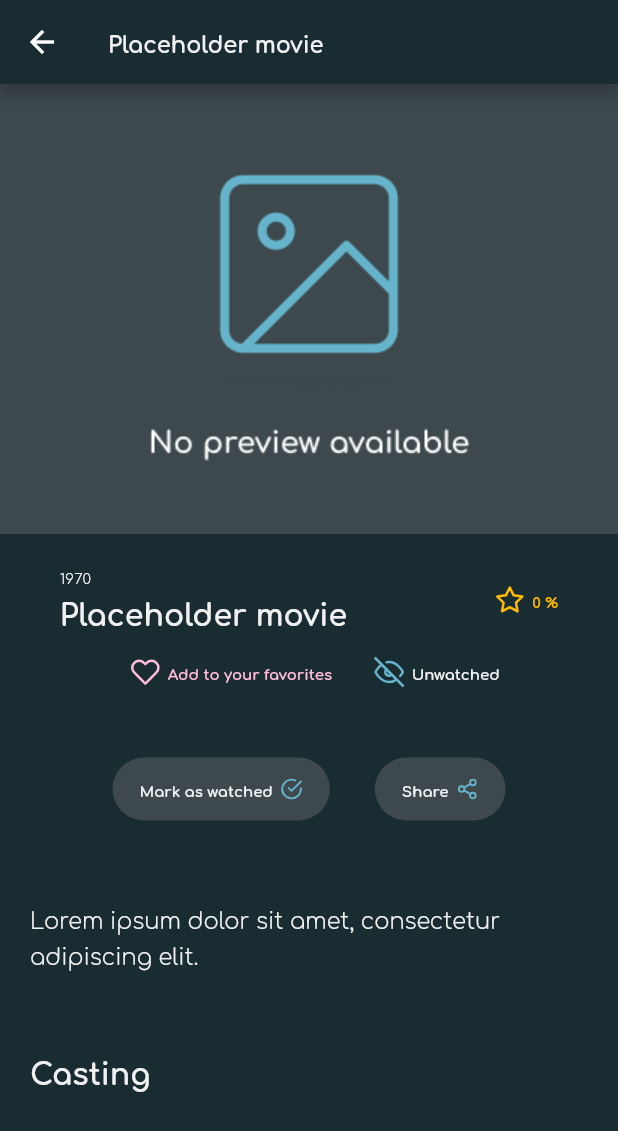
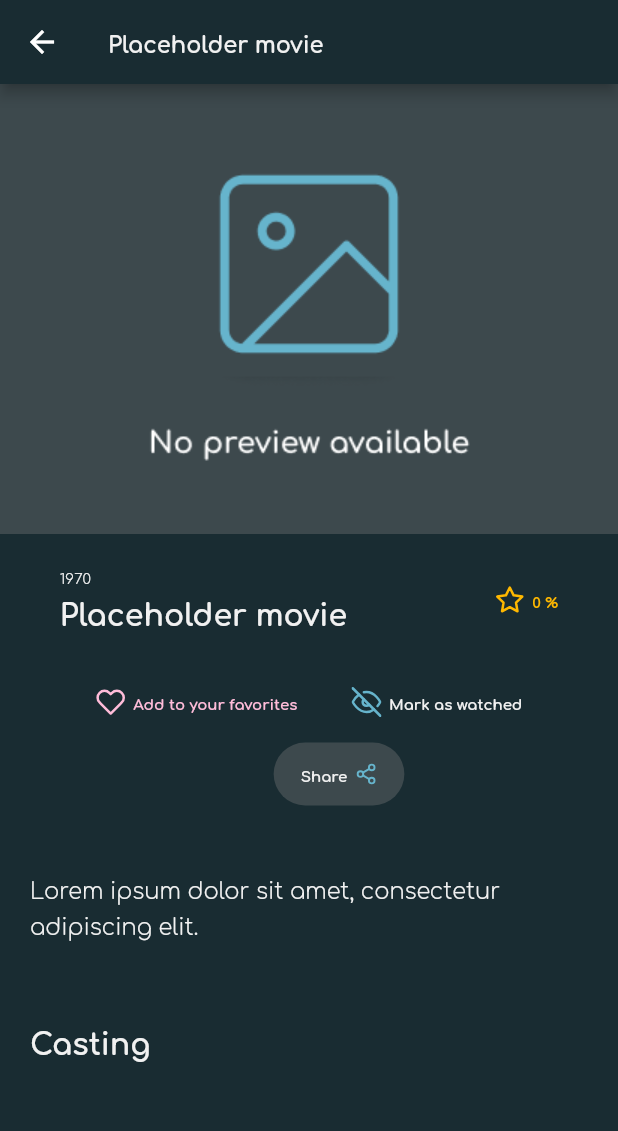
Before and after one commit to Vavart/cineflix, a Flutter app: the MovieDetail screen opened directly with empty values, on a phone screen of 412 x 824 dp. Shown: the top 1131 px of the screen. Run offline on Flutter 3.47's test engine with Material 2 defaults, Android fonts, the phone set to English and light mode, and no system bars; our stand-ins replace feather_icons, flutter_dotenv, share_plus, shared_preferences, sticky_headers, youtube_player_flutter; accounts and stored records are empty; statements that could not run were skipped.

```diff
--- a/lib/pages/movie_detail.dart
+++ b/lib/pages/movie_detail.dart
@@ -367,7 +367,9 @@ class MovieDetailState extends State<MovieDetail> {
   }
 
   Widget _renderMovieHeaderActionsInfo() {
-    return Row(
+    return Container(
+      margin: const EdgeInsets.only(top: BaseStyles.spacing_3),
+      child: Row(
         mainAxisAlignment: MainAxisAlignment.center,
         children: [
           _renderIsMovieFavorite(),
@@ -375,6 +377,7 @@ class MovieDetailState extends State<MovieDetail> {
           const SizedBox(width: BaseStyles.spacing_3),
           _renderIsMovieWatched(),
         ],
+      ),
     );
   }
 
@@ -409,7 +412,9 @@ class MovieDetailState extends State<MovieDetail> {
     // Check if the movie is watched or not to display the right icon
     IconData icon = _isWatched ? FeatherIcons.checkCircle : FeatherIcons.eyeOff;
 
-    return Row(
+    return TextButton(
+      onPressed: () => _handleWatchedButtonPressed(),
+      child: Row(
         children: [
           Icon(
             icon,
@@ -420,20 +425,18 @@ class MovieDetailState extends State<MovieDetail> {
           const SizedBox(width: BaseStyles.spacing_1),
           Text(
             // Check if the movie is watched or not to display the right text
-          _isWatched ? "Watched" : "Unwatched",
+            _isWatched ? "Mark as unwatched" : "Mark as watched",
             style: BaseStyles.boldSmallText,
           ),
         ],
+      ),
     );
   }
 
   Widget _renderCTAs() {
-    return Container(
-      margin: const EdgeInsets.only(top: BaseStyles.spacing_4),
-      child: Row(
+    return Row(
       mainAxisAlignment: MainAxisAlignment.center,
       children: _buildCTASection(),
-      ),
     );
   }
 
@@ -441,44 +444,12 @@ class MovieDetailState extends State<MovieDetail> {
     List<Widget> ctas = [];
 
     // Build CTA buttons
-    ctas.add(_buildWatchedCTA());
-    // Add a space between the watched button and the trailer button
-    ctas.add(const SizedBox(width: BaseStyles.spacing_1));
     ctas.add(_buildWatchTrailerCTA());
-    // Add a space between the watched button and the trailer button
-    ctas.add(const SizedBox(width: BaseStyles.spacing_1));
+    // Add a space between the youtube trailer button and the share button
+    ctas.add(const SizedBox(width: BaseStyles.spacing_3));
     ctas.add(_buildShareCTA());
 
     return ctas;
-  }
-
-  Widget _buildWatchedCTA() {
-    // Check if the movie is watched or not to display the right icon
-    IconData icon = _isWatched ? FeatherIcons.eyeOff : FeatherIcons.checkCircle;
-
-    return TextButton(
-        onPressed: () => _handleWatchedButtonPressed(),
-        style: BaseStyles.ctaButtonStyle,
-        child: Padding(
-          padding: const EdgeInsets.symmetric(
-              vertical: BaseStyles.spacing_1, horizontal: BaseStyles.spacing_2),
-          child: Row(
-            children: [
-              Text(
-                // Check if the movie is watched or not to display the right text
-                _isWatched ? "Mark as unwatched" : "Mark as watched",
-                style: BaseStyles.boldSmallText,
-              ),
-              // Add a space between the icon and the text
-              const SizedBox(width: BaseStyles.spacing_1),
-              Icon(
-                icon,
-                color: BaseStyles.lightBlue,
-                size: MovieStyles.movieCTAIconSize,
-              ),
-            ],
-          ),
-        ));
   }
 
   Widget _buildWatchTrailerCTA() {
@@ -497,7 +468,7 @@ class MovieDetailState extends State<MovieDetail> {
           child: Row(
             children: [
               Text(
-                "Watch Trailer",
+                "Watch it on Youtube",
                 style: BaseStyles.boldSmallText,
               ),
               // Add a space between the icon and the text
@@ -540,7 +511,7 @@ class MovieDetailState extends State<MovieDetail> {
 
   Widget _renderMovieSynopsis() {
     return Container(
-      margin: const EdgeInsets.only(top: BaseStyles.spacing_4),
+      margin: const EdgeInsets.only(top: BaseStyles.spacing_3),
       child: Padding(
         padding: const EdgeInsets.all(BaseStyles.spacing_3),
         child: Text(
```
Also changed, not shown: lib/pages/search.dart (+35 -6 lines). Lines whose indentation alone changed are shown as unchanged.
